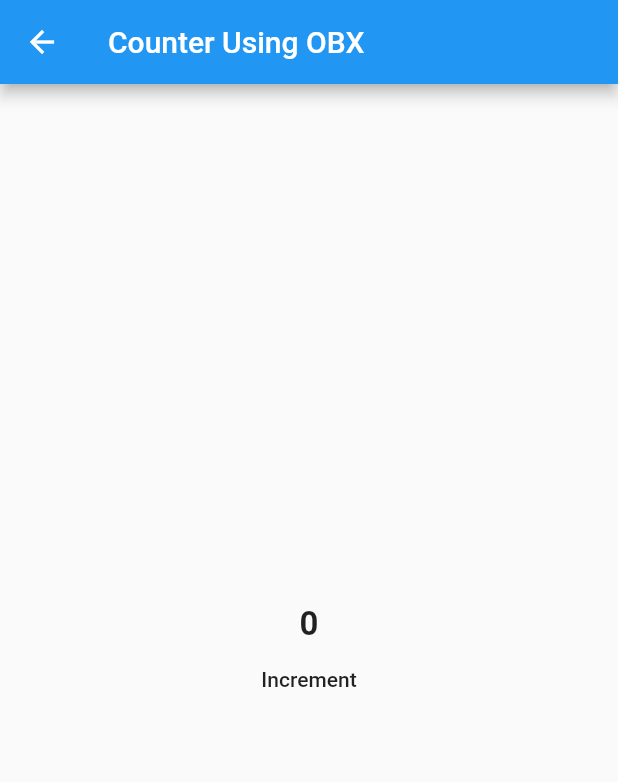
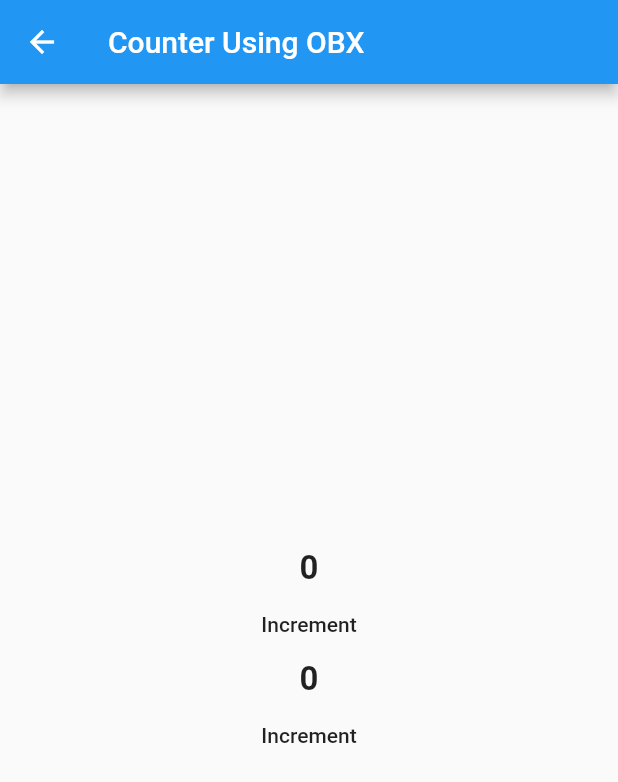
Before and after one commit to PhanithNoch/flutter_getx_app, a Flutter app: the screen it shows after launch, after a tap on "OBX", on a phone screen of 412 x 824 dp. Shown: the top 782 px of the screen. Run offline on Flutter 3.47's test engine with Material 2 defaults, Android fonts, the phone set to English and light mode, and no system bars; our stand-ins replace dio, get, keyboard_actions; network calls fail.

Commit message:
added more feature

```diff
--- a/lib/getx_api/poeple_page.dart
+++ b/lib/getx_api/poeple_page.dart
@@ -1,9 +1,7 @@
 import 'package:flutter/material.dart';
 import 'package:fluttergetxapp/getx_api/people_controller.dart';
 import 'package:get/get.dart';
-import 'package:get/get_core/src/get_main.dart';
 import 'package:get/get_state_manager/src/rx_flutter/rx_obx_widget.dart';
-import 'package:get/get_state_manager/src/simple/get_state.dart';
 
 
 class PeoplePage extends GetView<PeopleController> {
--- a/lib/obx/counter_obx_controller.dart
+++ b/lib/obx/counter_obx_controller.dart
@@ -4,10 +4,18 @@ import 'package:get/get.dart';
 class CounterOBXController extends GetxController
 {
   var counter = 0.obs;
+  var counter2 = 0.obs;
 
   increment()
   {
     counter ++;
     update();
   }
+
+
+  increment2()
+  {
+   counter2 ++;
+   update();
+  }
 }
--- a/lib/obx/counter_obx_page.dart
+++ b/lib/obx/counter_obx_page.dart
@@ -26,8 +26,21 @@ class CounterOBXPage extends StatelessWidget {
                       onPressed: () {
                         Get.find<CounterOBXController>().increment();
                       },
-                      child: Text('Increment')
+                      child: Text('Increment')),
+                ],
+              ))),
+          Obx(() => Center(
+                  child: Column(
+                children: [
+                  Text(
+                    Get.find<CounterOBXController>().counter2.value.toString(),
+                    style: TextStyle(fontSize: 22, fontWeight: FontWeight.bold),
                   ),
+                  FlatButton(
+                      onPressed: () {
+                        Get.find<CounterOBXController>().increment2();
+                      },
+                      child: Text('Increment')),
                 ],
               ))),
         ],
--- a/lib/people/controllers/people_controller.dart
+++ b/lib/people/controllers/people_controller.dart
@@ -5,8 +5,8 @@ import 'package:get/get.dart';
 enum Status { loading, success, error,createSuccess }
 
 class PeopleController extends GetxController {
-  List<PeopleModel> _people;
-  List<PeopleModel> get people => _people;
+  List<Data> _people;
+  List<Data> get people => _people;
 
   final status = Status.loading.obs;
 
@@ -26,10 +26,18 @@ class PeopleController extends GetxController {
   }
 
   Future<void> addPeople(Data people) async {
-
     Future<String> response = RestAPI.instance.addPeople(people);
     response.then((String value) => print(value));
+    update();
+  }
+
+  Future<void> deletePeople(int userId)
+  {
+    Future<String> response = RestAPI.instance.deletePeople(userId);
+    response.then((String value) => print(value));
+    getData();
 
     update();
   }
+
 }
--- a/lib/screens/home_screen.dart
+++ b/lib/screens/home_screen.dart
@@ -263,6 +263,29 @@ class _HomeScreenState extends State<HomeScreen> {
                       ),
                     ),
                   ),
+                  SizedBox(width: 10,),
+                  GestureDetector(
+                    onTap: () {
+//                    Get.to(NavigationPage(),arguments: ["phanith"]);
+//                    Get.off(NavigationPage()); navigate next but can't back
+                      Get.toNamed('getx_structure_crud');
+                    },
+                    child: Container(
+                      alignment: Alignment.center,
+                      width: 120,
+                      height: 80,
+                      decoration: BoxDecoration(
+                        borderRadius: BorderRadius.circular(10),
+                        color: Colors.blueAccent,
+                      ),
+                      child: Text(
+                        ' STRUCTURE API',
+                        style: TextStyle(
+                            color: Colors.white, fontWeight: FontWeight.bold,fontSize: 11),
+                        overflow: TextOverflow.ellipsis,
+                      ),
+                    ),
+                  ),
                 ],
               ),
             ),
--- a/lib/simple_api/api/controller/home_controller.dart
+++ b/lib/simple_api/api/controller/home_controller.dart
@@ -6,8 +6,6 @@ class HomeController extends GetxController {
   List<User> _users = [];
   List<User> get users => _users;
   final status = Status.loading.obs;
-
-
   @override
   void onReady() {
     loadUser();
```
Also changed, not shown: lib/getx_api/domain/adapters/entity/people_model.dart (+2 -9 lines), lib/people/services/rest_api.dart (+14 -5 lines), lib/people/views/people_home_page.dart (+9 -1 lines), pubspec.lock.
